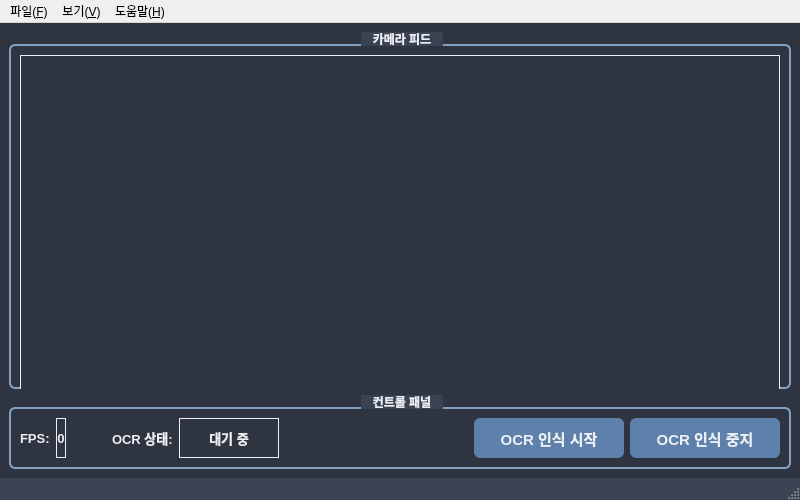
This is robot_vision/ui/mainwindow.ui in mkdir-sweetiepie/turtlebot_robot as Qt 5 draws it before an edit. The edited form follows.
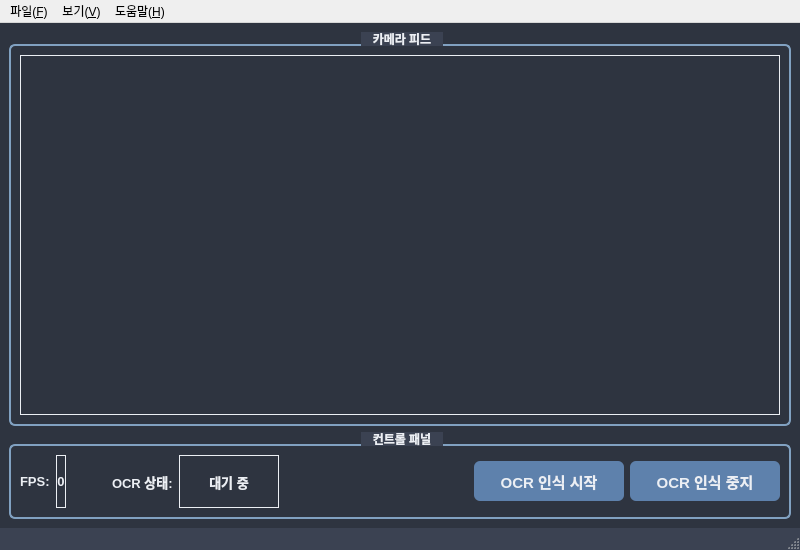
This is the edited form. Icons and pictures are not drawn.

```diff
--- a/robot_vision/ui/mainwindow.ui
+++ b/robot_vision/ui/mainwindow.ui
@@ -7,7 +7,7 @@
         <x>0</x>
         <y>0</y>
         <width>800</width>
-        <height>500</height>
+    <height>550</height>
       </rect>
     </property>
     <property name="minimumSize">
@@ -118,6 +118,7 @@
                       <property name="font">
                         <font>
                           <pointsize>10</pointsize>
+             <weight>75</weight>
                           <bold>true</bold>
                         </font>
                       </property>
@@ -131,6 +132,7 @@
                       <property name="font">
                         <font>
                           <pointsize>10</pointsize>
+             <weight>75</weight>
                           <bold>true</bold>
                         </font>
                       </property>
@@ -163,6 +165,7 @@
                       <property name="font">
                         <font>
                           <pointsize>10</pointsize>
+             <weight>75</weight>
                           <bold>true</bold>
                         </font>
                       </property>
@@ -182,6 +185,7 @@
                       <property name="font">
                         <font>
                           <pointsize>10</pointsize>
+             <weight>75</weight>
                           <bold>true</bold>
                         </font>
                       </property>
@@ -224,6 +228,7 @@
                       <property name="font">
                         <font>
                           <pointsize>11</pointsize>
+             <weight>75</weight>
                           <bold>true</bold>
                         </font>
                       </property>
@@ -243,6 +248,7 @@
                       <property name="font">
                         <font>
                           <pointsize>11</pointsize>
+             <weight>75</weight>
                           <bold>true</bold>
                         </font>
                       </property>
```
Left out of the diff: 38 changed lines with no effect on the pictures. Lines whose indentation alone changed are shown as unchanged.
